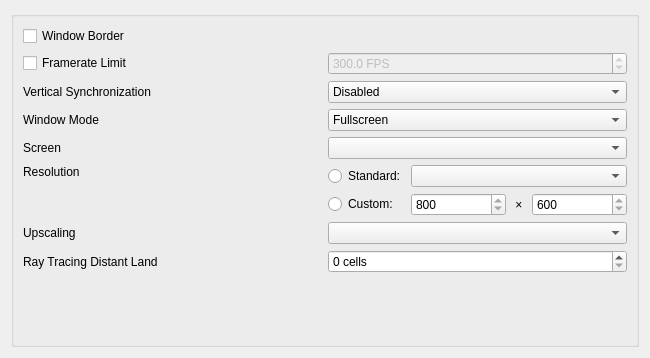
The window that apps/launcher/ui/graphicspage.ui (xorza/openmw-rtx) describes before a commit, drawn with Qt 5.
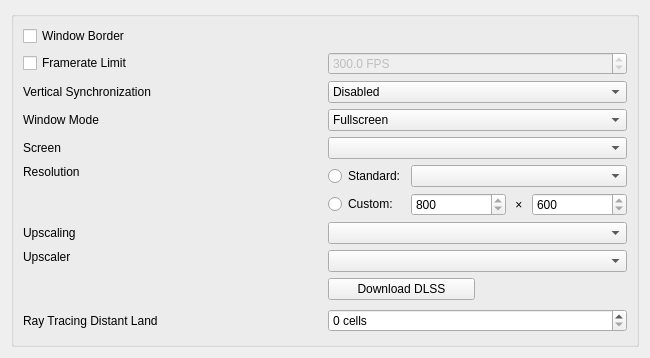
The same window after the commit.

Commit message: Add NVIDIA DLSS Super Resolution as an optional upscaler

The edit to the form file:
```diff
--- a/apps/launcher/ui/graphicspage.ui
+++ b/apps/launcher/ui/graphicspage.ui
@@ -200,13 +200,64 @@
          </widget>
         </item>
         <item row="9" column="0">
+         <widget class="QLabel" name="rayTracingUpscalerLabel">
+          <property name="text">
+           <string>Upscaler</string>
+          </property>
+          <property name="alignment">
+           <set>Qt::AlignLeading|Qt::AlignLeft|Qt::AlignTop</set>
+          </property>
+         </widget>
+        </item>
+        <item row="9" column="1">
+         <layout class="QVBoxLayout" name="upscalerLayout">
+          <item>
+           <widget class="QComboBox" name="rayTracingUpscalerComboBox">
+            <property name="toolTip">
+             <string>Which upscaler reconstructs the frame. Auto uses NVIDIA DLSS when the card is NVIDIA and the DLSS runtime is installed, and AMD FSR otherwise. DLSS refuses to start where it cannot run; FSR never looks for DLSS. A change takes effect the next time OpenMW starts.</string>
+            </property>
+           </widget>
+          </item>
+          <item>
+           <layout class="QHBoxLayout" name="dlssDownloadLayout">
+            <item>
+             <widget class="QPushButton" name="downloadDlssButton">
+              <property name="visible">
+               <bool>false</bool>
+              </property>
+              <property name="toolTip">
+               <string>Download NVIDIA's DLSS runtime from NVIDIA's release and place it where OpenMW can use it. NVIDIA's licence applies; the button shows it before downloading.</string>
+              </property>
+              <property name="text">
+               <string>Download DLSS</string>
+              </property>
+             </widget>
+            </item>
+            <item>
+             <widget class="QLabel" name="dlssStatusLabel">
+              <property name="visible">
+               <bool>false</bool>
+              </property>
+              <property name="text">
+               <string/>
+              </property>
+              <property name="wordWrap">
+               <bool>true</bool>
+              </property>
+             </widget>
+            </item>
+           </layout>
+          </item>
+         </layout>
+        </item>
+        <item row="10" column="0">
          <widget class="QLabel" name="rayTracingDistantLandLabel">
           <property name="text">
            <string>Ray Tracing Distant Land</string>
           </property>
          </widget>
         </item>
-        <item row="9" column="1">
+        <item row="10" column="1">
          <widget class="QSpinBox" name="rayTracingDistantLandSpinBox">
           <property name="toolTip">
            <string>How far out from the eye the world is built, in cells. The ray tracer builds what rays can reach, which is a different question from how far the camera sees.</string>
```
The commit also changes 75 other files.
